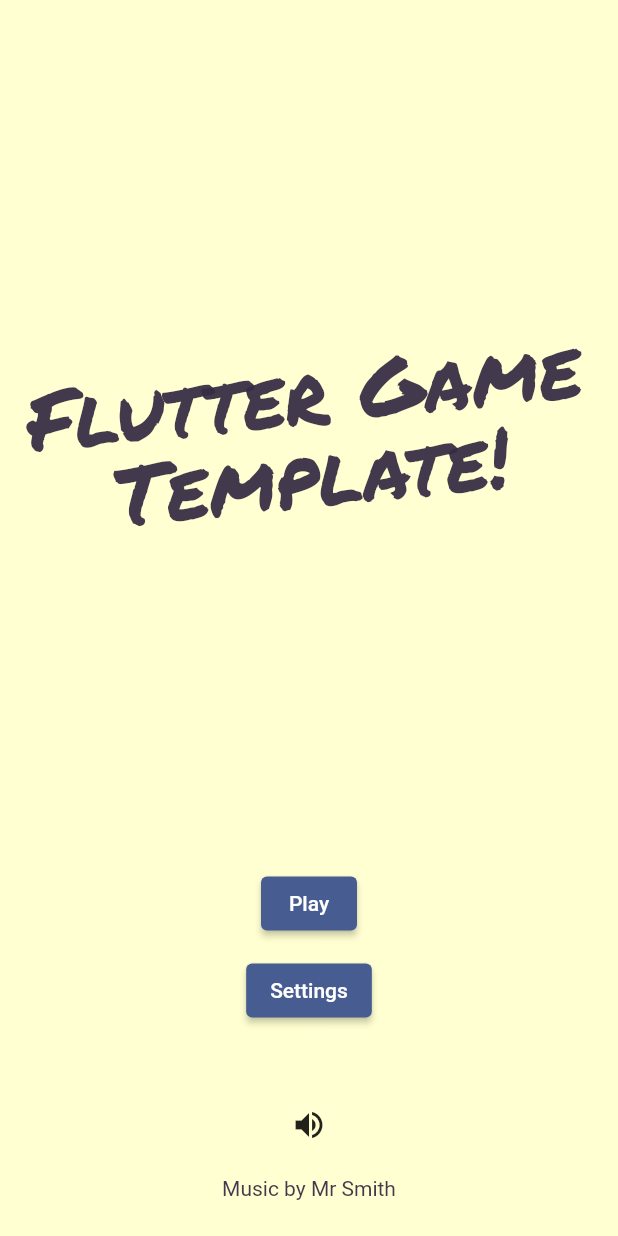
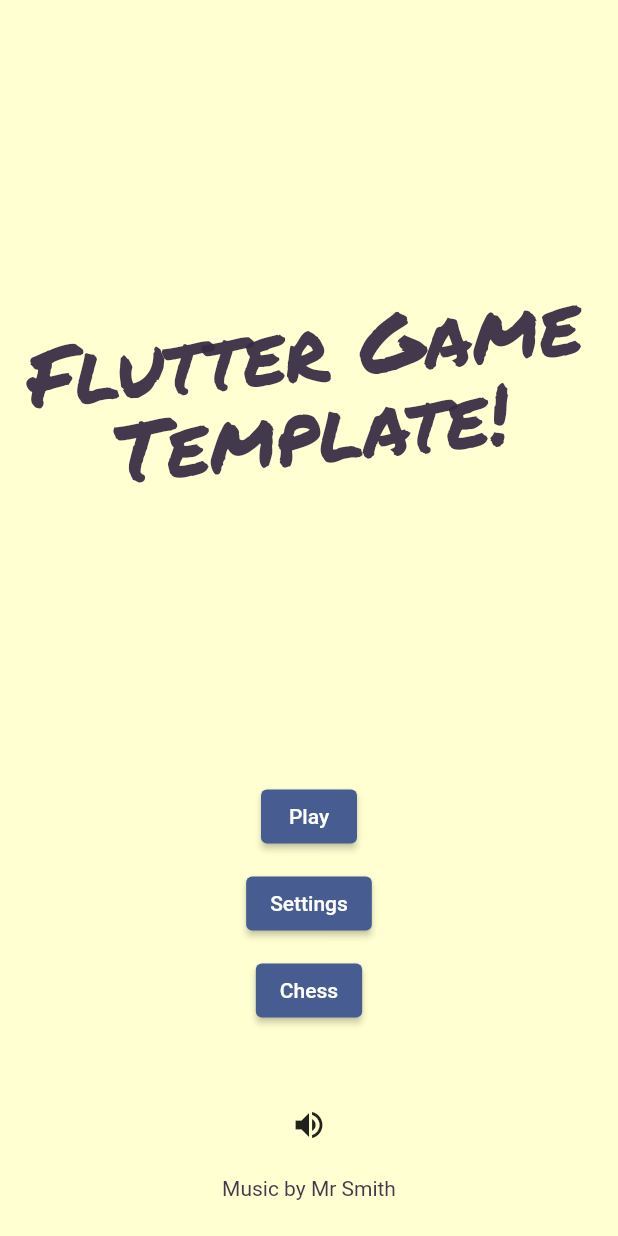
Before and after one commit to thetimur/flutter-game, a Flutter app: the screen it shows after launch, on a phone screen of 412 x 824 dp. Run offline on Flutter 3.47's test engine with Material 2 defaults, Android fonts, the phone set to English and light mode, and no system bars; our stand-ins replace audioplayers, firebase_core, firebase_crashlytics, go_router, google_mobile_ads, in_app_purchase and 1 more; missing offline and left inert: games_services; accounts and stored records are empty.

Commit message:
Add simple chess menu example

```diff
--- a/lib/main.dart
+++ b/lib/main.dart
@@ -11,6 +11,7 @@ import 'package:firebase_crashlytics/firebase_crashlytics.dart';
 import 'package:flutter/foundation.dart';
 import 'package:flutter/material.dart';
 import 'package:flutter/services.dart';
+import 'package:game_template/src/chess/chess.dart';
 import 'package:go_router/go_router.dart';
 import 'package:logging/logging.dart';
 import 'package:provider/provider.dart';
@@ -175,6 +176,11 @@ class MyApp extends StatelessWidget {
               builder: (context, state) =>
                   const SettingsScreen(key: Key('settings')),
             ),
+            GoRoute(
+              path: 'chess',
+              builder: (context, state) =>
+              const ChessHomePage(key: Key('chess')),
+            ),
           ]),
     ],
   );
--- a/lib/src/main_menu/main_menu_screen.dart
+++ b/lib/src/main_menu/main_menu_screen.dart
@@ -75,6 +75,11 @@ class MainMenuScreen extends StatelessWidget {
               child: const Text('Settings'),
             ),
             _gap,
+            ElevatedButton(
+              onPressed: () => GoRouter.of(context).push('/chess'),
+              child: const Text('Chess'),
+            ),
+            _gap,
             Padding(
               padding: const EdgeInsets.only(top: 32),
               child: ValueListenableBuilder<bool>(
--- a/pubspec.yaml
+++ b/pubspec.yaml
@@ -28,6 +28,7 @@ dependencies:
   games_services: ^3.0.0  # Achievements and leaderboards
   google_mobile_ads: ^2.0.1  # Ads
   in_app_purchase: ^3.0.1  # In-app purchases
+  flutter_chess_board: ^1.0.1
 
 dev_dependencies:
   flutter_test:
```
Also changed, not shown: pubspec.lock.
